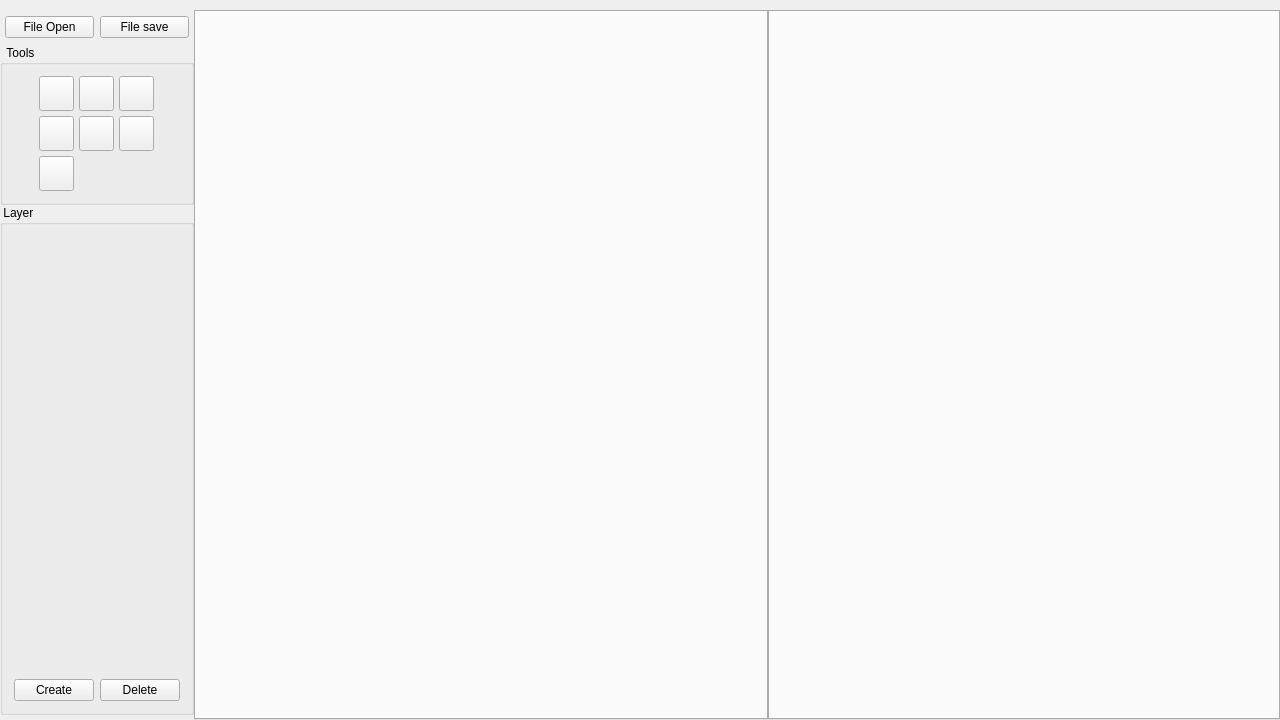
The window that mainwindow.ui (smoothie316/Qt) describes before a commit, drawn with Qt 5.
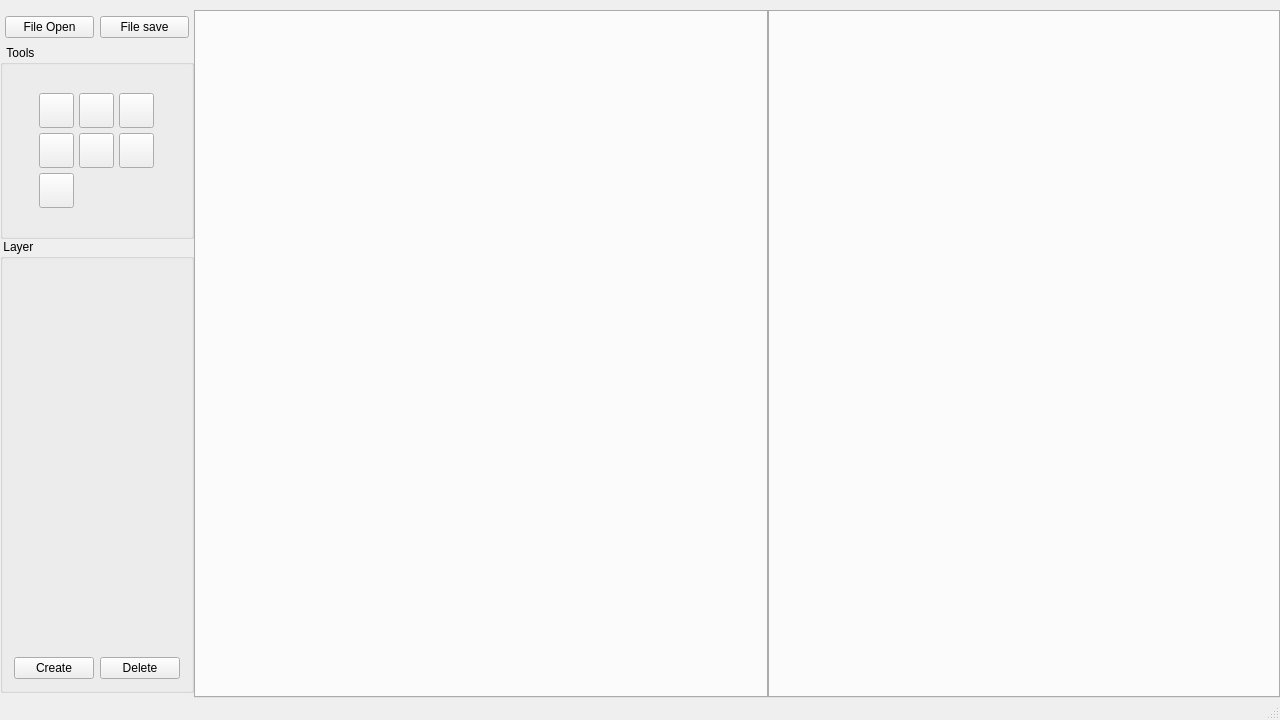
The same window after the commit. Icons and pictures are not drawn.

Diff of the .ui file:
```diff
--- a/mainwindow.ui
+++ b/mainwindow.ui
@@ -100,12 +100,12 @@
             <property name="sizePolicy">
              <sizepolicy hsizetype="Expanding" vsizetype="Expanding">
               <horstretch>0</horstretch>
-              <verstretch>0</verstretch>
+              <verstretch>7</verstretch>
              </sizepolicy>
             </property>
             <property name="maximumSize">
              <size>
-              <width>195</width>
+              <width>16777215</width>
               <height>16777215</height>
              </size>
             </property>
@@ -150,15 +150,15 @@
           <item row="0" column="0">
            <widget class="QGroupBox" name="ToolsGroup">
             <property name="sizePolicy">
-             <sizepolicy hsizetype="Expanding" vsizetype="Expanding">
+             <sizepolicy hsizetype="Minimum" vsizetype="Minimum">
               <horstretch>0</horstretch>
-              <verstretch>0</verstretch>
+              <verstretch>3</verstretch>
              </sizepolicy>
             </property>
             <property name="maximumSize">
              <size>
-              <width>195</width>
-              <height>160</height>
+              <width>16777215</width>
+              <height>16777215</height>
              </size>
             </property>
             <property name="title">
@@ -181,6 +181,13 @@
               <number>0</number>
              </property>
              <item row="0" column="0">
+              <widget class="QStackedWidget" name="ToolStack">
+               <property name="currentIndex">
+                <number>0</number>
+               </property>
+               <widget class="QWidget" name="ToolBtnsPage">
+                <layout class="QGridLayout" name="gridLayout_8">
+                 <item row="0" column="0">
               <layout class="QGridLayout" name="gridLayout_6">
                <property name="spacing">
                 <number>5</number>
@@ -434,6 +441,10 @@
              </item>
             </layout>
            </widget>
+              </widget>
+             </item>
+            </layout>
+           </widget>
           </item>
          </layout>
         </widget>
@@ -591,6 +602,7 @@
     </item>
    </layout>
   </widget>
+  <widget class="QStatusBar" name="statusBar"/>
  </widget>
  <layoutdefault spacing="6" margin="11"/>
  <resources>
```
Left out of the diff: 4 changed lines with no effect on the pictures. Lines whose indentation alone changed are shown as unchanged.
